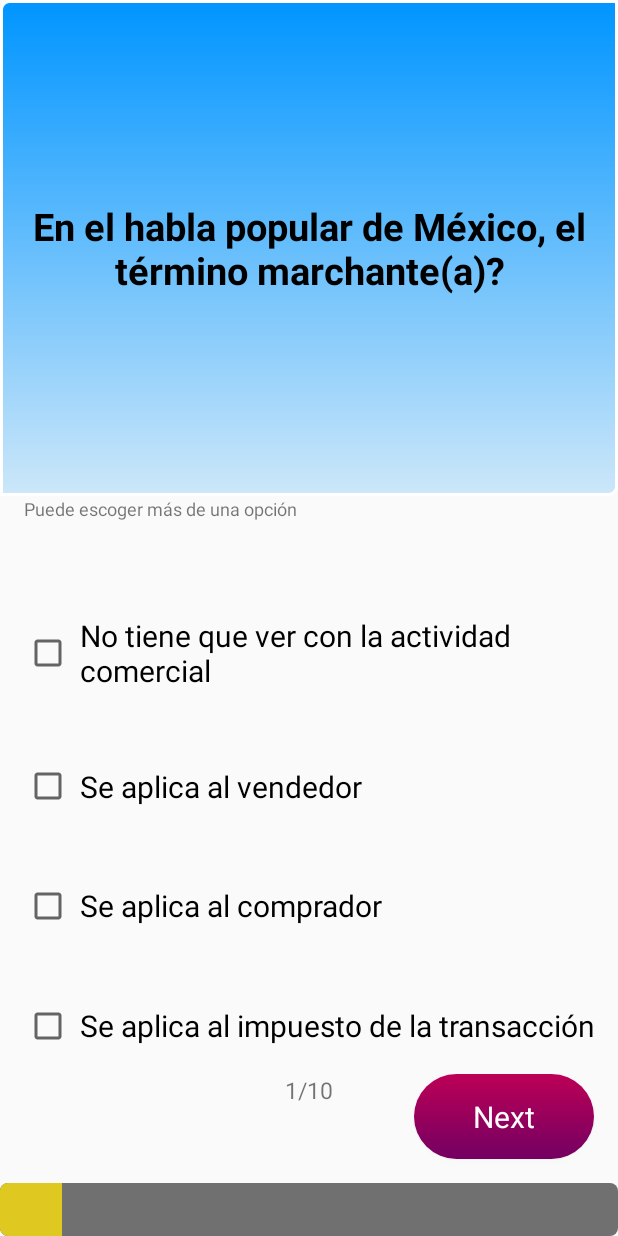
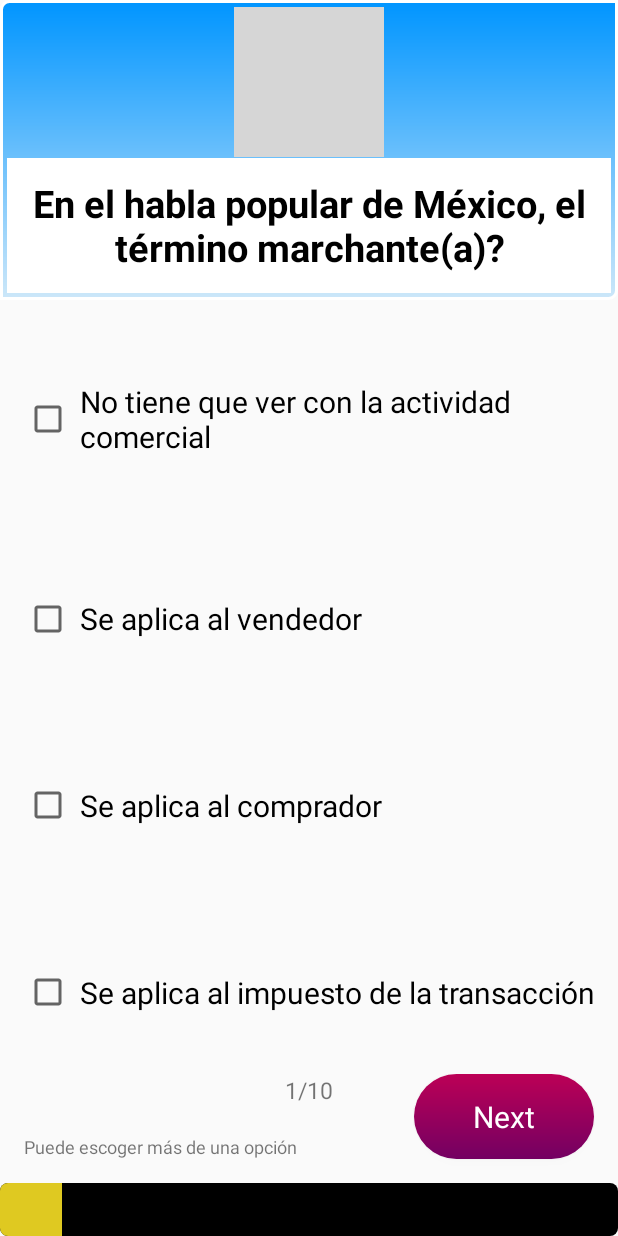
Before and after one commit to Yosolita1978/MexicanQuiz, an Android app: the quizOneActivity screen opened directly, with no data from a screen before it, on a phone screen of 412 x 824 dp. Run offline under Robolectric (Android 15) with nearby library versions, the light colour scheme and no system bars; grey boxes are pictures that could not be loaded.

Commit message:
Two first questions working with all the buttons and images

```diff
--- a/app/src/main/res/layout/quizone_activity.xml
+++ b/app/src/main/res/layout/quizone_activity.xml
@@ -11,27 +11,32 @@
         android:orientation="vertical"
         tools:context="com.example.android.mexicanquiz.quizOneActivity">
 
+
+        <RelativeLayout
+            android:layout_width="wrap_content"
+            android:layout_height="200dp"
+            android:background="@drawable/questiongradient">
+
+        <ImageView
+            android:layout_width="100dp"
+            android:layout_height="100dp"
+            android:src="@drawable/smallwhowants"
+            android:layout_centerHorizontal="true"
+            android:layout_marginBottom="15dp"/>
+
         <TextView
             android:layout_width="match_parent"
-            android:layout_height="205dp"
-            android:layout_weight="4"
+            android:layout_height="90dp"
             android:text="@string/question1Text"
             android:textSize="25sp"
             android:textStyle="bold"
+            android:background="@android:color/white"
+            android:layout_alignParentBottom="true"
+            android:shadowRadius="10"
             android:textColor="@android:color/background_dark"
-            android:background="@drawable/questiongradient"
             android:gravity="center"/>
 
-        <TextView
-            android:layout_width="match_parent"
-            android:layout_height="wrap_content"
-            android:layout_marginLeft="16dp"
-            android:layout_marginStart="16dp"
-            android:layout_marginRight="16dp"
-            android:layout_marginEnd="16dp"
-            android:layout_weight="1"
-            android:text="@string/question1Text1"
-            android:textSize="12sp" />
+        </RelativeLayout>
 
         <CheckBox
             android:id="@+id/checkboxFirstOption"
@@ -97,6 +102,15 @@
                 android:text="@string/text1of10"
                 android:textSize="15sp" />
 
+            <TextView
+                android:layout_width="190dp"
+                android:layout_height="wrap_content"
+                android:layout_alignBottom="@+id/nextButton"
+                android:layout_marginLeft="16dp"
+                android:layout_marginStart="16dp"
+                android:text="@string/question1Text1"
+                android:textSize="12sp" />
+
             <Button
                 android:id="@+id/nextButton"
                 android:layout_width="120dp"
--- a/app/src/main/res/values/colors.xml
+++ b/app/src/main/res/values/colors.xml
@@ -8,7 +8,7 @@
     <color name="startquestion">#0095ff</color>
     <color name="endquestion">#cce7f9</color>
     <color name="colorTextPrimary">#6d6d6d</color>
-    <color name="colorProgressBackgroundTint">#707070</color>
+    <color name="colorProgressBackgroundTint">#000000</color>
     <color name="colorProgressTint">#dfc921</color>
     <color name="graylight">#fafafa</color>
 </resources>
--- a/app/src/main/res/values/strings.xml
+++ b/app/src/main/res/values/strings.xml
@@ -21,7 +21,7 @@
     <!-- Question 2 -->
     <string name="text2of10">2/10</string>
     <string name="progressBarValue2">20</string>
-    <string name="question2Text">2. Quién escribió "La muerte de Artemio Cruz"?</string>
+    <string name="question2Text">¿Quién escribió "La muerte de Artemio Cruz"?</string>
     <string name="question2Hint">Escriba su respuesta acá</string>
 
 </resources>
```
Also changed, not shown: app/src/main/java/com/example/android/mexicanquiz/quizTwoActivity.java (+78 -0 lines), app/src/main/res/layout/quiztwo_activity.xml (+28 -12 lines).
